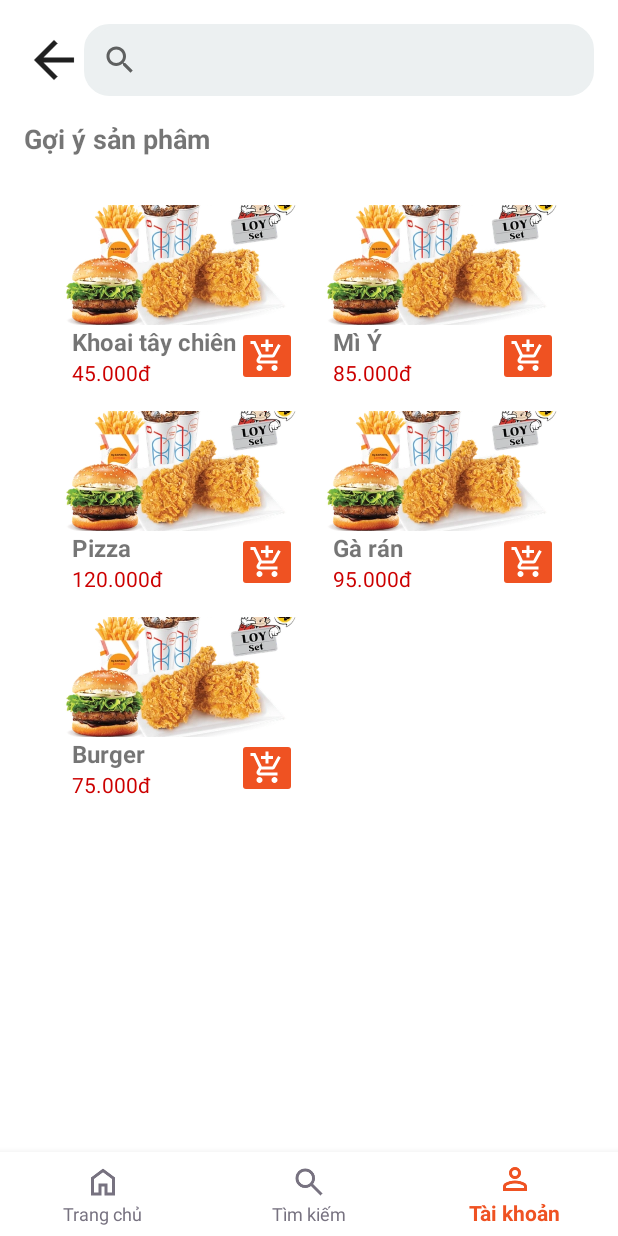
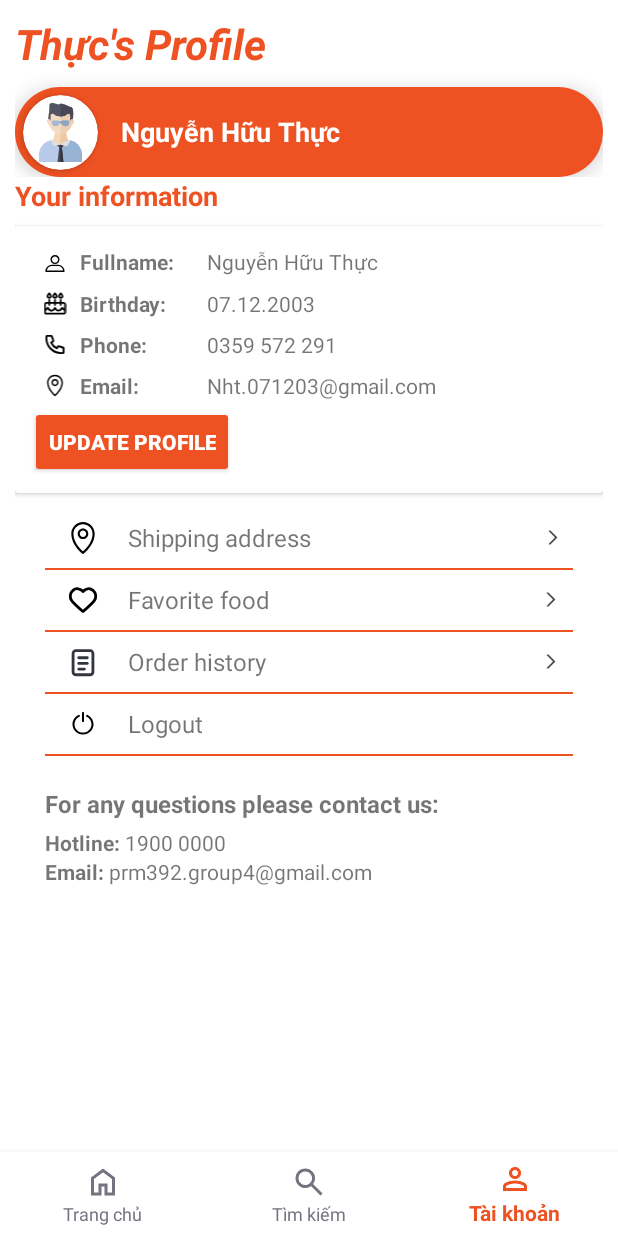
Before and after one commit to namtpce170126/ProjectPRM392, an Android app: the screen it shows after launch (MainActivity), item 3 of the bottom bar chosen, on a phone screen of 412 x 824 dp. Run offline under Robolectric (Android 15) with nearby library versions, the phone set to English and light mode, and no system bars.

Commit message:
Chuyen trang giữa các fragment menu

```diff
--- a/ProjectPRM392/app/src/main/java/com/example/projectprm392/MainActivity.java
+++ b/ProjectPRM392/app/src/main/java/com/example/projectprm392/MainActivity.java
@@ -6,6 +6,7 @@ import androidx.activity.EdgeToEdge;
 import androidx.appcompat.app.AppCompatActivity;
 import androidx.fragment.app.Fragment;
 
+import com.example.projectprm392.ProfileControl.ProfileFragment;
 import com.example.projectprm392.SearchControl.SearchProduct;
 import com.google.android.material.bottomnavigation.BottomNavigationView;
 
@@ -35,6 +36,8 @@ public class MainActivity extends AppCompatActivity {
                 selectedFragment = new HomeFragment();
             } else if (item.getItemId() == R.id.nav_search) {
                 selectedFragment = new SearchProduct();
+            } else if (item.getItemId() == R.id.nav_account) {
+                selectedFragment = new ProfileFragment();
             }
 
             if (selectedFragment != null) {
--- /dev/null
+++ b/ProjectPRM392/app/src/main/java/com/example/projectprm392/ProfileControl/ProfileFragment.java
@@ -0,0 +1,50 @@
+package com.example.projectprm392.ProfileControl;
+
+import android.os.Bundle;
+
+import androidx.fragment.app.Fragment;
+
+import android.view.LayoutInflater;
+import android.view.View;
+import android.view.ViewGroup;
+
+import com.example.projectprm392.R;
+
+/**
+ * A simple {@link Fragment} subclass.
+ * Use the {@link ProfileFragment#newInstance} factory method to
+ * create an instance of this fragment.
+ */
+public class ProfileFragment extends Fragment {
+    private static final String ARG_PARAM1 = "param1";
+    private static final String ARG_PARAM2 = "param2";
+
+    private String mParam1;
+    private String mParam2;
+
+    public ProfileFragment() {
+        // Required empty public constructor
+    }
+
+    public static ProfileFragment newInstance(String param1, String param2) {
+        ProfileFragment fragment = new ProfileFragment();
+        Bundle args = new Bundle();
+        args.putString(ARG_PARAM1, param1);
+        args.putString(ARG_PARAM2, param2);
+        fragment.setArguments(args);
+        return fragment;
+    }
+
+    @Override
+    public void onCreate(Bundle savedInstanceState) {
+        super.onCreate(savedInstanceState);
+
+    }
+
+    @Override
+    public View onCreateView(LayoutInflater inflater, ViewGroup container,
+                             Bundle savedInstanceState) {
+        // Inflate the layout for this fragment
+        return inflater.inflate(R.layout.fragment_profile, container, false);
+    }
+}
--- a/ProjectPRM392/app/src/main/res/layout/profile.xml
+++ b/ProjectPRM392/app/src/main/res/layout/fragment_profile.xml
@@ -1,11 +1,11 @@
 <?xml version="1.0" encoding="utf-8"?>
-<ScrollView
-    xmlns:android="http://schemas.android.com/apk/res/android"
+<ScrollView xmlns:android="http://schemas.android.com/apk/res/android"
     android:layout_width="match_parent"
     android:layout_height="match_parent"
+    xmlns:tools="http://schemas.android.com/tools"
     android:fillViewport="true"
-    android:background="@color/orangeBackground"
-    >
+    android:background="@color/white"
+    tools:context=".ProfileControl.ProfileFragment">
 
     <androidx.constraintlayout.widget.ConstraintLayout xmlns:android="http://schemas.android.com/apk/res/android"
         xmlns:app="http://schemas.android.com/apk/res-auto"
```
